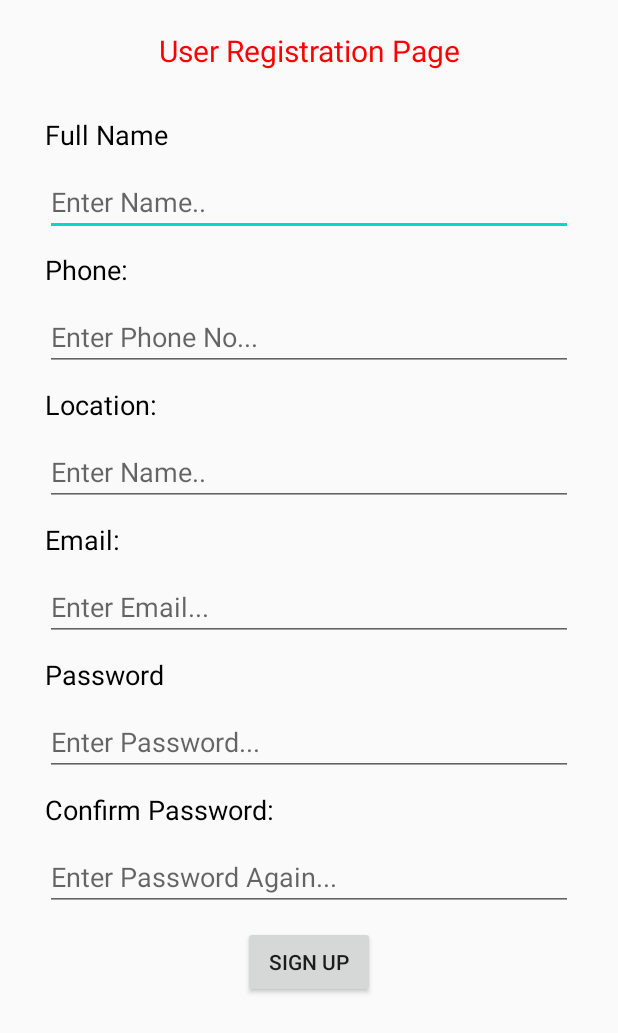
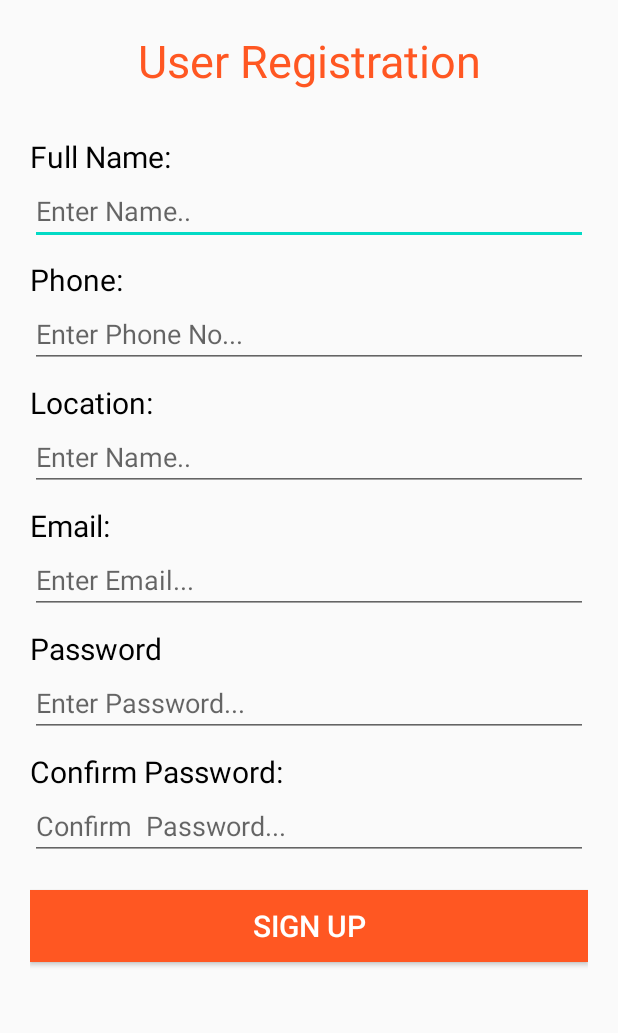
Before and after one commit to tygbspartan/CourseWork, an Android app: the MainActivity screen opened directly, with no data from a screen before it, on a phone screen of 412 x 824 dp. Shown: the top 1033 px of the screen. Run offline under Robolectric (Android 15) with nearby library versions, the phone set to English and light mode, and no system bars; our stand-ins replace Firebase (no records; nobody signed in at launch, a user with empty details on screens opened directly).

Commit message:
UI changes

```diff
--- a/app/src/main/java/com/example/eg/WorksAdapter.java
+++ b/app/src/main/java/com/example/eg/WorksAdapter.java
@@ -42,9 +42,9 @@ public class WorksAdapter extends ArrayAdapter<Job> {
         Job jobObj = workList.get(position);
         tvTitle.setText(jobObj.getWorkTitle());
         tvDesc.setText(jobObj.getWorkDesc());
-        tvLocation.setText(jobObj.getLocation());
-        tvContact.setText(jobObj.getContact());
-        tvSalary.setText(jobObj.getSalary());
+        tvLocation.setText("Location: " + jobObj.getLocation());
+        tvContact.setText("Contact: " + jobObj.getContact());
+        tvSalary.setText("Salary: " + jobObj.getSalary());
 //        tvContact.setText("Contact");
 //        tvSalary.setText("Salary");
 
--- a/app/src/main/res/layout/activity_edit_profile.xml
+++ b/app/src/main/res/layout/activity_edit_profile.xml
@@ -87,10 +87,10 @@
             android:layout_marginTop="10dp"
             android:layout_gravity="center"
             android:text="Update"
-            android:textSize="15dp"
+            android:textSize="18dp"
             android:textColor="#FFFFFF"
             android:background="#1CBA22"
-            android:layout_width="wrap_content"
+            android:layout_width="match_parent"
             android:layout_height="wrap_content"/>
 
     </LinearLayout>
--- a/app/src/main/res/layout/activity_main.xml
+++ b/app/src/main/res/layout/activity_main.xml
@@ -4,124 +4,121 @@
     xmlns:tools="http://schemas.android.com/tools"
     android:layout_width="match_parent"
     android:layout_height="match_parent"
-    android:layout_margin="20dp"
+    android:layout_margin="10dp"
+    android:padding="10dp"
     android:orientation="vertical"
     tools:context=".MainActivity">
 
 
     <TextView
         android:gravity="center"
-        android:textColor="#F00"
+        android:textColor="#FF5722"
         android:layout_marginBottom="30dp"
-        android:textSize="20sp"
-        android:text="User Registration Page"
+        android:textSize="30sp"
+        android:text="User Registration"
         android:layout_width="match_parent"
         android:layout_height="wrap_content"/>
 
     <TextView
-        android:textSize="18sp"
+        android:textSize="20dp"
         android:textColor="#000"
         android:layout_width="wrap_content"
         android:layout_height="wrap_content"
-        android:text="Full Name"
-        android:layout_marginLeft="10dp"/>
+        android:text="Full Name:"/>
 
     <EditText
         android:inputType="textPersonName"
         android:id="@+id/fullname_id"
         android:hint="Enter Name.."
         android:layout_width="match_parent"
-        android:layout_height="wrap_content"
-        android:layout_margin="10dp"/>
+        android:layout_height="wrap_content"/>
 
     <TextView
-        android:textSize="18sp"
+        android:textSize="20dp"
         android:textColor="#000"
         android:layout_width="wrap_content"
         android:layout_height="wrap_content"
-        android:text="Phone:"
-        android:layout_marginLeft="10dp"/>
+        android:layout_marginTop="9dp"
+        android:text="Phone:"/>
 
     <EditText
         android:inputType="textPhonetic"
         android:id="@+id/phone_id"
         android:hint="Enter Phone No..."
         android:layout_width="match_parent"
-        android:layout_height="wrap_content"
-        android:layout_margin="10dp"/>
+        android:layout_height="wrap_content"/>
 
     <TextView
-        android:textSize="18sp"
+        android:textSize="20dp"
         android:textColor="#000"
         android:layout_width="wrap_content"
         android:layout_height="wrap_content"
-        android:text="Location:"
-        android:layout_marginLeft="10dp"/>
+        android:layout_marginTop="9dp"
+        android:text="Location:"/>
 
     <EditText
         android:inputType="textPersonName"
         android:id="@+id/location_id"
         android:hint="Enter Name.."
         android:layout_width="match_parent"
-        android:layout_height="wrap_content"
-        android:layout_margin="10dp"/>
+        android:layout_height="wrap_content"/>
 
     <TextView
         android:id="@+id/email_title"
-        android:textSize="18sp"
+        android:textSize="20dp"
         android:textColor="#000"
         android:layout_width="wrap_content"
         android:layout_height="wrap_content"
-        android:text="Email:"
-        android:layout_marginLeft="10dp"/>
+        android:layout_marginTop="9dp"
+        android:text="Email:"/>
 
     <EditText
         android:inputType="textEmailAddress"
         android:id="@+id/signup_email_id"
         android:hint="Enter Email..."
         android:layout_width="match_parent"
-        android:layout_height="wrap_content"
-        android:layout_margin="10dp"/>
+        android:layout_height="wrap_content"/>
 
     <TextView
         android:id="@+id/pass_1"
-        android:textSize="18sp"
+        android:textSize="20dp"
         android:textColor="#000"
         android:layout_width="wrap_content"
         android:layout_height="wrap_content"
-        android:text="Password"
-        android:layout_marginLeft="10dp"/>
+        android:layout_marginTop="9dp"
+        android:text="Password"/>
 
     <EditText
         android:inputType="textPassword"
         android:id="@+id/signup_pass_id"
         android:hint="Enter Password..."
         android:layout_width="match_parent"
-        android:layout_height="wrap_content"
-        android:layout_margin="10dp"/>
+        android:layout_height="wrap_content"/>
 
     <TextView
         android:id="@+id/pass_2"
-        android:textSize="18sp"
+        android:textSize="20dp"
         android:textColor="#000"
-
         android:layout_width="wrap_content"
         android:layout_height="wrap_content"
-        android:text="Confirm Password:"
-        android:layout_marginLeft="10dp"/>
+        android:layout_marginTop="9dp"
+        android:text="Confirm Password:"/>
 
     <EditText
         android:inputType="textPassword"
         android:id="@+id/signup_Confirmpass_id"
-        android:hint="Enter Password Again..."
+        android:hint="Confirm  Password..."
         android:layout_width="match_parent"
-        android:layout_height="wrap_content"
-        android:layout_margin="10dp"/>
+        android:layout_height="wrap_content"/>
 
     <Button
         android:onClick="signup"
         android:text="Sign Up"
-        android:layout_width="wrap_content"
+        android:textSize="20dp"
+        android:layout_marginTop="20dp"
+        android:background="#FF5722"
+        android:textColor="#FFFFFF"
+        android:layout_width="match_parent"
         android:layout_height="wrap_content"
         android:layout_gravity="center"/>
 
```
Also changed, not shown: app/src/main/res/layout/activity_add_works.xml (+2 -6 lines), app/src/main/res/layout/activity_change_password.xml (+5 -20 lines), app/src/main/res/layout/activity_loginactivity.xml (+19 -5 lines), app/src/main/res/layout/item_layout.xml (+7 -5 lines).
